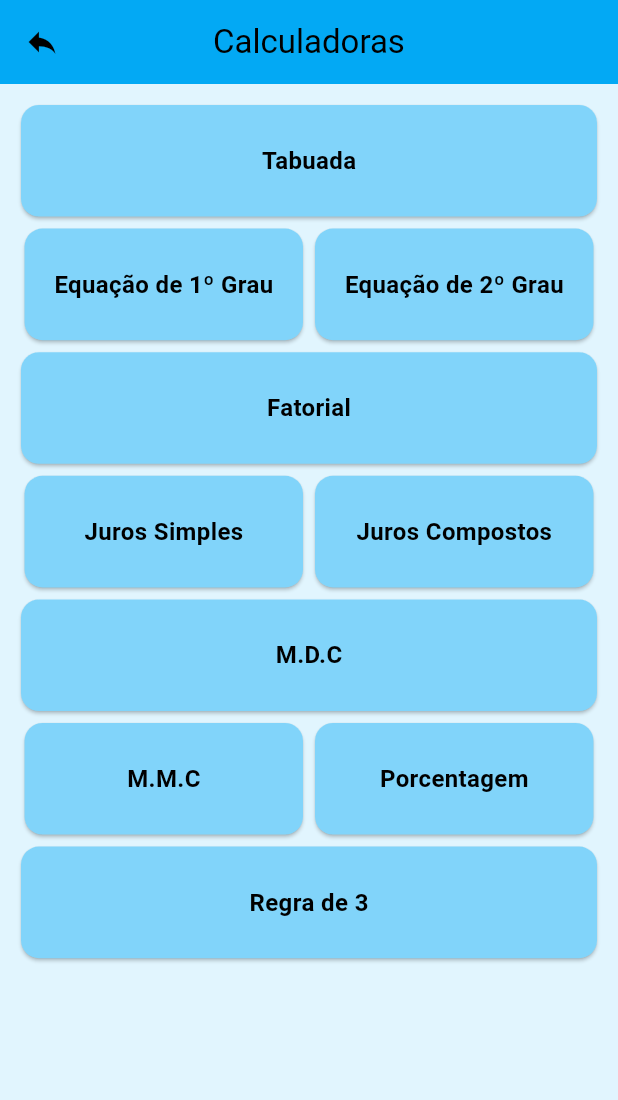
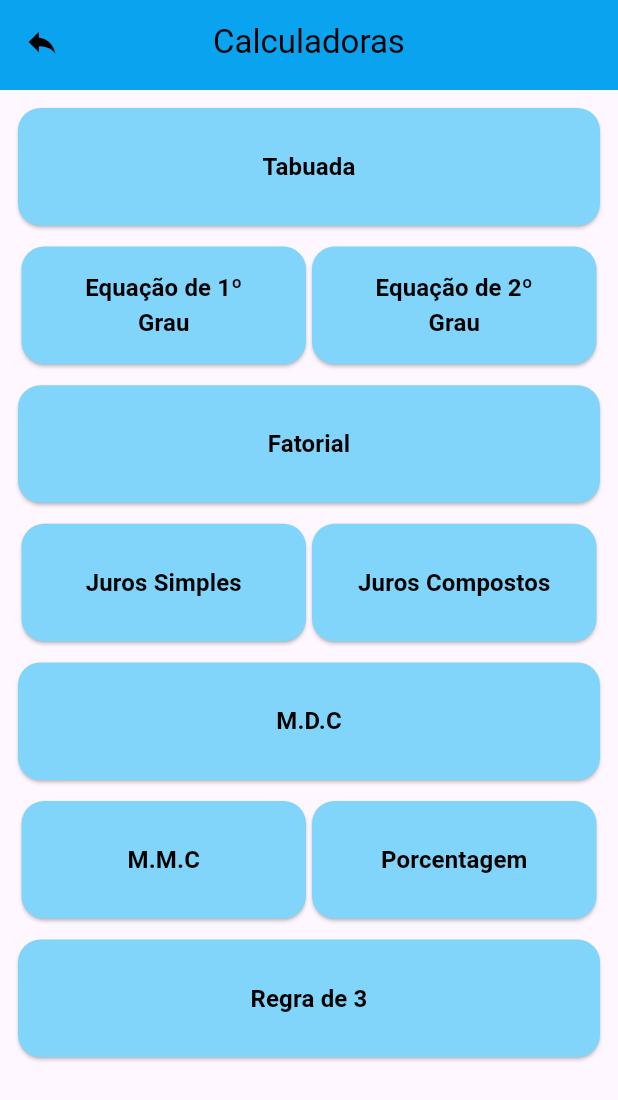
Before and after one commit to ricardo-gsilva/exemplifica-app, a Flutter app: the screen it shows after launch, after a tap on "Calculadoras", on a phone screen of 412 x 824 dp. Shown: the top 1100 px of the screen. Run offline on Flutter 3.47's test engine with Material 3 defaults, Android fonts, the light colour scheme and no system bars; our stand-ins replace package_info_plus.

Commit message:
refatorando calculators page com atomic design

```diff
--- a/lib/widgets/atoms/custom_appBar.dart
+++ b/lib/widgets/atoms/custom_appBar.dart
@@ -1,19 +1,29 @@
-import 'package:exemplifica/utils/constants/core_colors.dart';
 import 'package:flutter/material.dart';
 
+import 'package:exemplifica/utils/constants/core_colors.dart';
+
 class CustomAppBar extends StatelessWidget {
-  const CustomAppBar({super.key});
+  final Widget title;
+  final Widget? leading;
+  final Color? color;
+  final Color? backgroundColorAppBar;
+  const CustomAppBar({
+    Key? key,
+    required this.title,
+    this.color,
+    this.backgroundColorAppBar,
+    this.leading,
+  }) : super(key: key);
 
   @override
   Widget build(BuildContext context) {
     return AppBar(
-      backgroundColor: CoreColors.appBarColor,
+      backgroundColor: backgroundColorAppBar?? CoreColors.appBarColor,
       elevation: 2,
       centerTitle: true,
-      title: Image.asset(
-        'images/exemplo_3.png',
-        height: 45,
-      ),
+      automaticallyImplyLeading: false,
+      title: title,
+      leading: leading ?? SizedBox(),
     );
   }
 }
--- a/lib/widgets/atoms/custom_text.dart
+++ b/lib/widgets/atoms/custom_text.dart
@@ -3,13 +3,15 @@
 class CustomText extends StatelessWidget {
   final String title;
   final Color color;
-  final double fontSize;
+  final double? fontSize;
+  final FontWeight? fontWeight;
 
   const CustomText({
     Key? key,
     required this.title,
     required this.color,
-    required this.fontSize
+    this.fontSize,
+    this.fontWeight,
   }) : super(key: key);
 
   @override
@@ -19,7 +21,7 @@
       style: TextStyle(
         color: color,
         fontSize: fontSize,
-        fontWeight: FontWeight.bold,
+        fontWeight: fontWeight,
       ),
     );
   }
--- a/lib/widgets/molecules/button_primary.dart
+++ b/lib/widgets/molecules/button_primary.dart
@@ -43,6 +43,7 @@
             title: title,
             color: CoreColors.textPrimary,
             fontSize: CoreFontSize.h_16,
+            fontWeight: FontWeight.bold,
           ),
         ],
       ),
--- /dev/null
+++ b/lib/widgets/molecules/row_button_calculators.dart
@@ -0,0 +1,43 @@
+import 'package:flutter/material.dart';
+
+import 'package:exemplifica/widgets/atoms/custom_button.dart';
+
+class RowButtonCalculators extends StatelessWidget {
+  final double height;
+  final double width;
+  final String titleFirst;
+  final String titleSecond;
+  final void Function() onTapFirst;
+  final void Function() onTapSecond;
+
+  const RowButtonCalculators({
+    Key? key,
+    required this.height,
+    required this.width,
+    required this.titleFirst,
+    required this.titleSecond,
+    required this.onTapFirst,
+    required this.onTapSecond,
+  }) : super(key: key);
+
+  @override
+  Widget build(BuildContext context) {
+    return Row(
+      mainAxisAlignment: MainAxisAlignment.center,
+      children: [
+        CustomButton(
+          title: titleFirst,
+          onPressed: onTapFirst,
+          height: height,
+          width: width,
+        ),
+        CustomButton(
+          title: titleSecond,
+          onPressed: onTapSecond,
+          height: height,
+          width: width,
+        ),
+      ],
+    );
+  }
+}
--- /dev/null
+++ b/lib/widgets/organisms/buttons_grid_calculators.dart
@@ -0,0 +1,127 @@
+import 'package:exemplifica/screens/calculadoras/calc_equacao_1.dart';
+import 'package:exemplifica/screens/calculadoras/calc_equacao_2.dart';
+import 'package:exemplifica/screens/calculadoras/calc_juros_compostos.dart';
+import 'package:exemplifica/screens/calculadoras/calc_juros_simples.dart';
+import 'package:exemplifica/screens/calculadoras/calc_mmc.dart';
+import 'package:exemplifica/screens/calculadoras/calc_porcentagem.dart';
+import 'package:exemplifica/screens/calculadoras/calc_regra_de_3.dart';
+import 'package:exemplifica/screens/calculadoras/cald_fatorial.dart';
+import 'package:exemplifica/screens/calculadoras/cald_mdc.dart';
+import 'package:exemplifica/screens/calculadoras/cald_tabuada.dart';
+import 'package:exemplifica/utils/constants/core_strings.dart';
+import 'package:flutter/material.dart';
+
+import 'package:exemplifica/widgets/atoms/custom_button.dart';
+import 'package:exemplifica/widgets/molecules/row_button_calculators.dart';
+
+class ButtonsGridCalculators extends StatelessWidget {
+  final double height;
+  final double width;
+
+  const ButtonsGridCalculators({
+    Key? key,
+    required this.height,
+    required this.width,
+  }) : super(key: key);
+
+  @override
+  Widget build(BuildContext context) {
+    double customButtonWidth = width;
+    double rowButtonWidth = width * 0.47;
+    return Column(
+      mainAxisAlignment: MainAxisAlignment.center,
+      children: [
+        Padding(
+          padding: const EdgeInsets.all(10.0),
+          child: CustomButton(
+            title: CoreStrings.titleTabuada,
+            onPressed: () {
+              Navigator.push(
+                  context, MaterialPageRoute(builder: (_) => CalcTabuada()));
+            },
+            height: height,
+            width: customButtonWidth,
+          ),
+        ),
+        RowButtonCalculators(
+          height: height,
+          width: rowButtonWidth,
+          titleFirst: CoreStrings.titleEquacao1,
+          titleSecond: CoreStrings.titleEquacao2,
+          onTapFirst: () {
+            Navigator.push(
+                context, MaterialPageRoute(builder: (_) => CalcEquacao1()));
+          },
+          onTapSecond: () {
+            Navigator.push(
+                context, MaterialPageRoute(builder: (_) => CalcEquacao2()));
+          },
+        ),
+        Padding(
+          padding: const EdgeInsets.all(10),
+          child: CustomButton(
+            title: CoreStrings.titleFatorial,
+            onPressed: () {
+              Navigator.push(
+                  context, MaterialPageRoute(builder: (_) => CalcFatorial()));
+            },
+            height: height,
+            width: customButtonWidth,
+          ),
+        ),
+        RowButtonCalculators(
+          height: height,
+          width: rowButtonWidth,
+          titleFirst: CoreStrings.titleJurosSimples,
+          titleSecond: CoreStrings.titleJurosCompostos,
+          onTapFirst: () {
+            Navigator.push(
+                context, MaterialPageRoute(builder: (_) => CalcJurosS()));
+          },
+          onTapSecond: () {
+            Navigator.push(
+                context, MaterialPageRoute(builder: (_) => CalcJurosC()));
+          },
+        ),
+        Padding(
+          padding: const EdgeInsets.all(10),
+          child: CustomButton(
+            title: CoreStrings.titleMdc,
+            onPressed: () {
+              Navigator.push(
+                  context, MaterialPageRoute(builder: (_) => CalcMdc()));
+            },
+            height: height,
+            width: customButtonWidth,
+          ),
+        ),
+        RowButtonCalculators(
+          height: height,
+          width: rowButtonWidth,
+          titleFirst: CoreStrings.titleMmc,
+          titleSecond: CoreStrings.titlePorcentagem,
+          onTapFirst: () {
+            Navigator.push(
+                context, MaterialPageRoute(builder: (_) => CalcMmc()));
+          },
+          onTapSecond: () {
+            Navigator.push(
+                context, MaterialPageRoute(builder: (_) => CalcPorcentagem()));
+          },
+        ),
+        Padding(
+          padding: const EdgeInsets.all(10),
+          child: CustomButton(
+            title: CoreStrings.titleRegraDe3,
+            onPressed: () {
+              Navigator.push(
+                  context, MaterialPageRoute(builder: (_) => CalcRegraDe3()));
+            },
+            height: height,
+            width: customButtonWidth,
+          ),
+        ),
+      ],
+    );
+  }
+}
--- /dev/null
+++ b/lib/widgets/page/calculators_page.dart
@@ -0,0 +1,52 @@
+import 'package:exemplifica/utils/constants/core_colors.dart';
+import 'package:exemplifica/utils/constants/core_strings.dart';
+import 'package:exemplifica/widgets/atoms/custom_text.dart';
+import 'package:exemplifica/widgets/atoms/custom_appBar.dart';
+import 'package:exemplifica/widgets/organisms/buttons_grid_calculators.dart';
+import 'package:flutter/material.dart';
+
+class CalculatorsPage extends StatefulWidget {
+  const CalculatorsPage({super.key});
+
+  @override
+  State<CalculatorsPage> createState() => _CalculatorsPageState();
+}
+
+class _CalculatorsPageState extends State<CalculatorsPage> {
+  double height = 0;
+  double width = 0;
+
+  @override
+  Widget build(BuildContext context) {
+    width = MediaQuery.of(context).size.width;
+    height = MediaQuery.of(context).size.height * 0.1;
+    return Scaffold(
+      appBar: PreferredSize(
+        preferredSize: Size.fromHeight(60),
+        child: CustomAppBar(
+          leading: IconButton(
+            icon: Icon(
+              Icons.reply,
+              color: CoreColors.textPrimary,
+            ),
+            onPressed: () {
+              Navigator.pop(context);
+            },
+          ),
+          title: CustomText(
+            title: CoreStrings.titleCalculadoras,
+            color: CoreColors.textPrimary,
+          ),
+        ),
+      ),
+      body: Container(
+        child: SingleChildScrollView(
+          child: ButtonsGridCalculators(
+            height: height,
+            width: width,
+          ),
+        ),
+      ),
+    );
+  }
+}
--- a/lib/widgets/page/home_page.dart
+++ b/lib/widgets/page/home_page.dart
@@ -21,7 +21,12 @@
     return Scaffold(
       appBar: PreferredSize(
         preferredSize: Size.fromHeight(60),
-        child: CustomAppBar(),
+        child: CustomAppBar(
+          title: Image.asset(
+            'images/exemplo_3.png',
+            height: 45,
+          ),
+        ),
       ),
       body: HomePageButtonsGrid(
         backgroundColorGrid: CoreColors.appBarColor,
--- a/lib/widgets/templates/home_page_buttons_grid.dart
+++ b/lib/widgets/templates/home_page_buttons_grid.dart
@@ -1,8 +1,8 @@
 import 'package:exemplifica/person_icons.dart';
-import 'package:exemplifica/screens/calculadoras.dart';
 import 'package:exemplifica/screens/regras_basicas.dart';
 import 'package:exemplifica/utils/constants/core_strings.dart';
 import 'package:exemplifica/widgets/organisms/buttons_grid.dart';
+import 'package:exemplifica/widgets/page/calculators_page.dart';
 import 'package:flutter/material.dart';
 
 import 'package:exemplifica/widgets/molecules/button_primary.dart';
@@ -37,7 +37,8 @@
                       width: width,
                       icon: Person.calc,
                       onTap: (){
-                        Navigator.push(context, MaterialPageRoute(builder: (_) => Calculadoras()));
+                        // Navigator.push(context, MaterialPageRoute(builder: (_) => Calculadoras()));
+                        Navigator.push(context, MaterialPageRoute(builder: (_) => CalculatorsPage()));
                       },
                     ),
                     ButtonPrimary(
```
